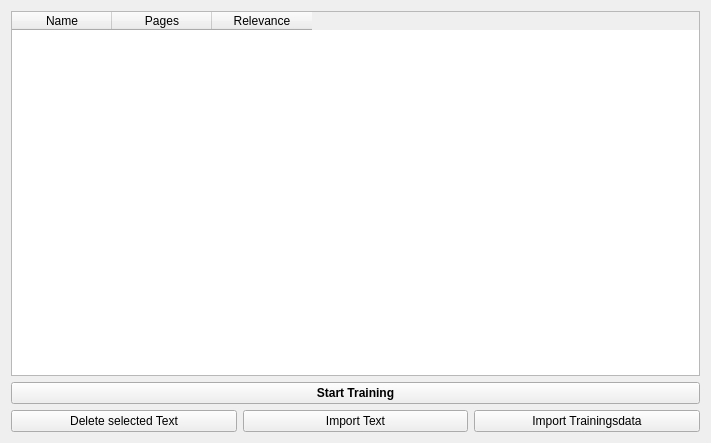
Before: the Qt Designer form simon/src/simonmodelmanagementui/trainmain.ui in KDE/simon, drawn with Qt 5.
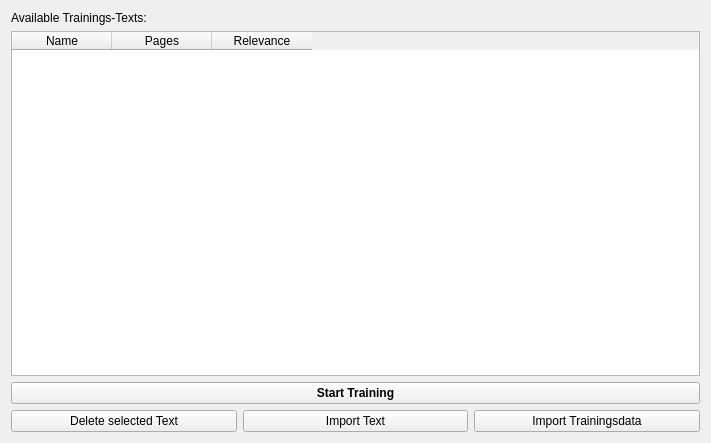
After: the same form once the commit is applied. Icons and pictures are not drawn. Custom widgets are drawn as their Qt base class.

Patch:
```diff
--- a/simon/src/simonmodelmanagementui/trainmain.ui
+++ b/simon/src/simonmodelmanagementui/trainmain.ui
@@ -18,6 +18,13 @@
    </iconset>
   </property>
   <layout class="QVBoxLayout" name="verticalLayout" >
+   <item>
+    <widget class="QLabel" name="label" >
+     <property name="text" >
+      <string>Available Trainings-Texts:</string>
+     </property>
+    </widget>
+   </item>
    <item>
     <widget class="QTableWidget" name="twTrainingWords" >
      <property name="selectionMode" >
```
